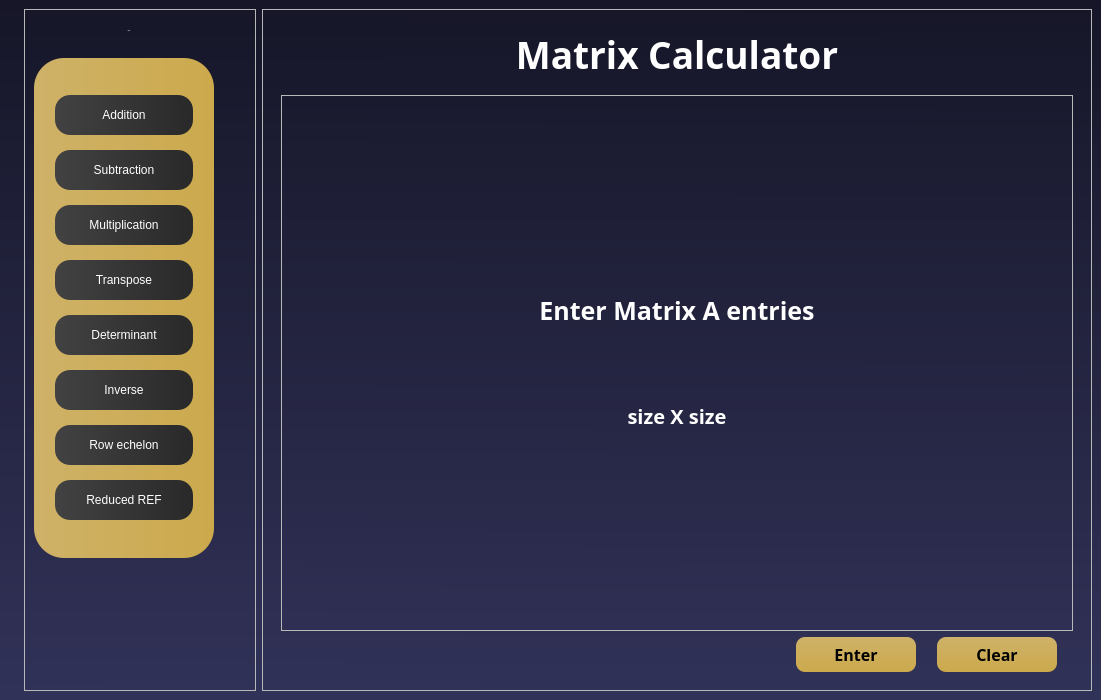
Before: the Qt Designer form qt files/matrix-calculator/matrixcalcu.ui in potakaaa/matrix-calculator, drawn with Qt 5.
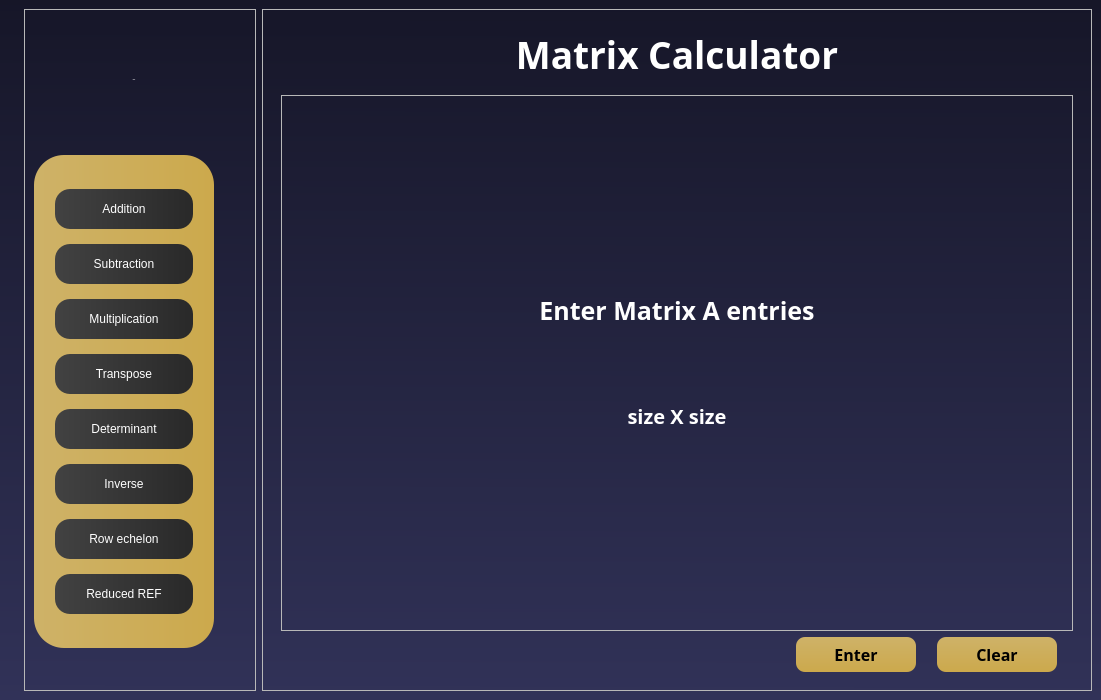
After: the same form once the commit is applied.

What changed in the file:
```diff
--- a/qt files/matrix-calculator/matrixcalcu.ui
+++ b/qt files/matrix-calculator/matrixcalcu.ui
@@ -244,10 +244,16 @@
        </item>
        <item>
         <widget class="QLabel" name="label_logo">
+         <property name="minimumSize">
+          <size>
+           <width>100</width>
+           <height>100</height>
+          </size>
+         </property>
          <property name="maximumSize">
           <size>
-           <width>190</width>
-           <height>70</height>
+           <width>200</width>
+           <height>100</height>
           </size>
          </property>
          <property name="font">
```
